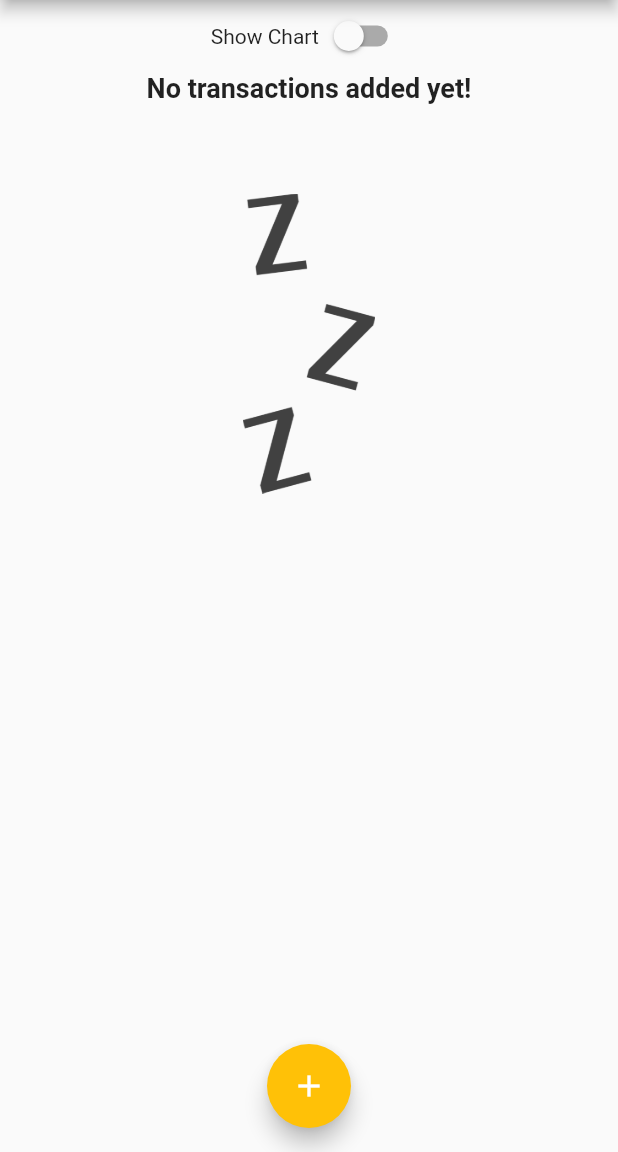
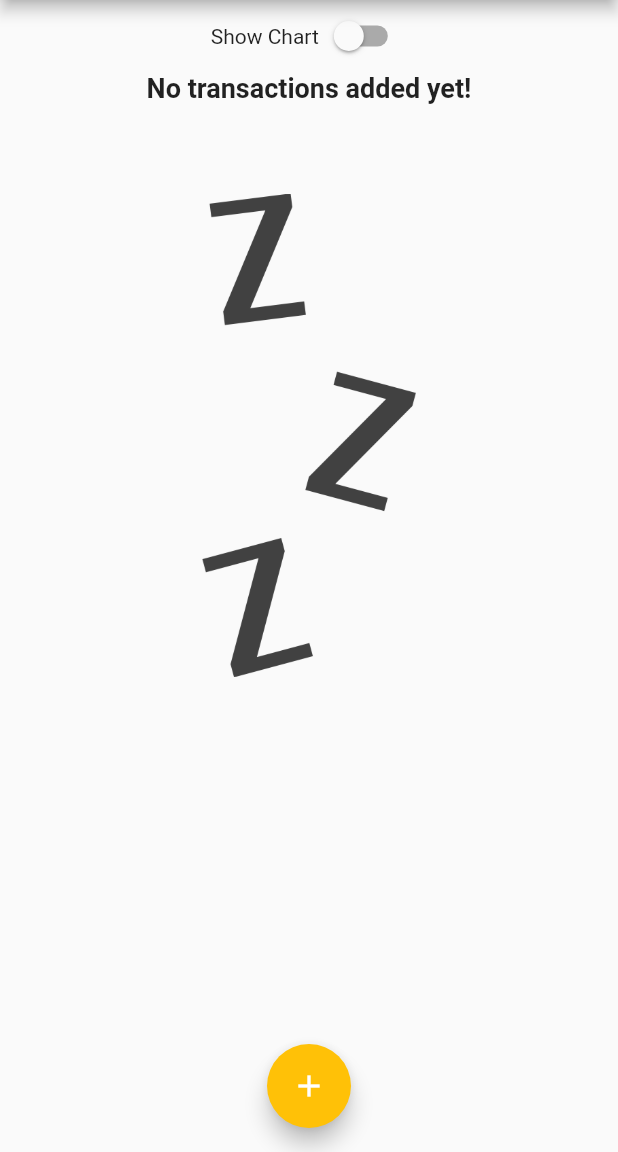
Before and after one commit to stevematdavies/flutter_psa, a Flutter app: the screen it shows after launch, on a phone screen of 412 x 824 dp, the part 84-1236 px from its top. Run offline on Flutter 3.47's test engine with Material 2 defaults, Android fonts, the phone set to English and light mode, and no system bars; Roboto replaces fonts that are missing (OpenSans).

```diff
--- a/lib/main.dart
+++ b/lib/main.dart
@@ -116,7 +116,7 @@ class _MyHomePageState extends State<MyHomePage> {
                     height: (MediaQuery.of(context).size.height -
                             appBar.preferredSize.height -
                             MediaQuery.of(context).padding.top) *
-                        0.3,
+                        0.7,
                     child: Chart(_recentTransactions))
                 : SizedBox(
                     height: (MediaQuery.of(context).size.height -
--- a/lib/widgets/transaction_list.dart
+++ b/lib/widgets/transaction_list.dart
@@ -13,17 +13,19 @@ class TransactionList extends StatelessWidget {
   @override
   Widget build(BuildContext context) {
     return transactions.isEmpty
-        ? Column(children: <Widget>[
+        ? LayoutBuilder(builder: (ctx, constraints) {
+            return Column(children: <Widget>[
               Text("No transactions added yet!",
                   style: Theme.of(context).textTheme.titleMedium),
               const SizedBox(
                 height: 60,
               ),
               SizedBox(
-                height: 200,
+                  height: constraints.maxHeight * 0.6,
                   child: Image.asset('resources/images/waiting.png',
                       fit: BoxFit.cover)),
-          ])
+            ]);
+          })
         : ListView.builder(
             itemBuilder: (ctx, i) {
               final Transaction t = transactions[i];
```
Lines whose indentation alone changed are shown as unchanged.
